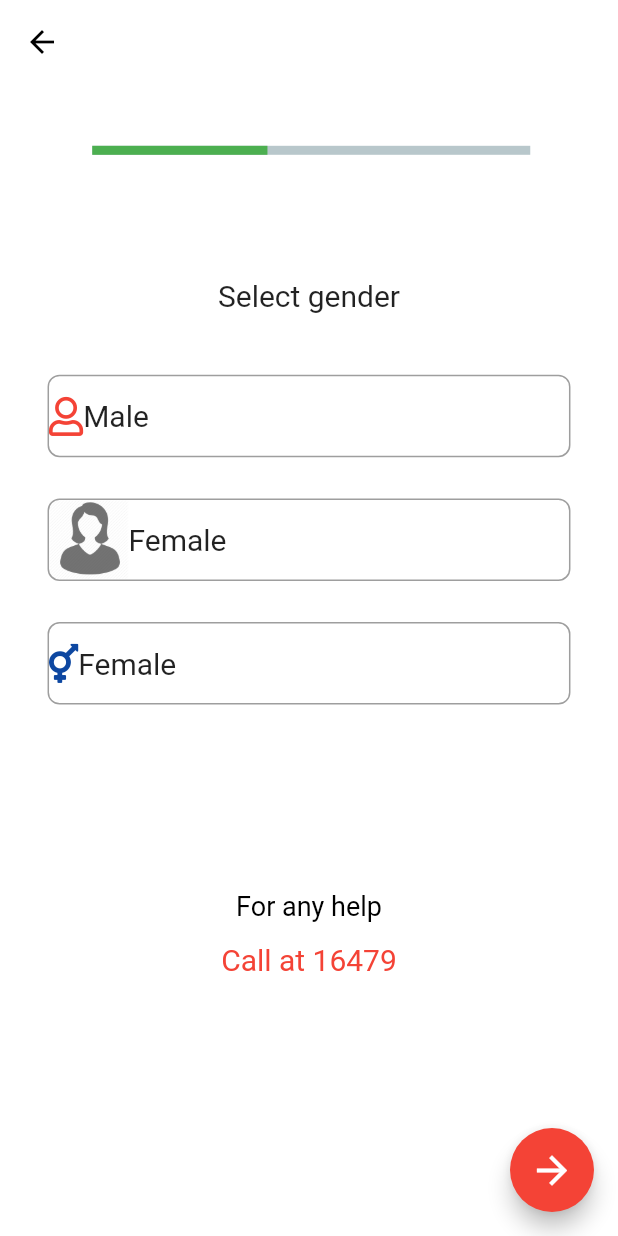
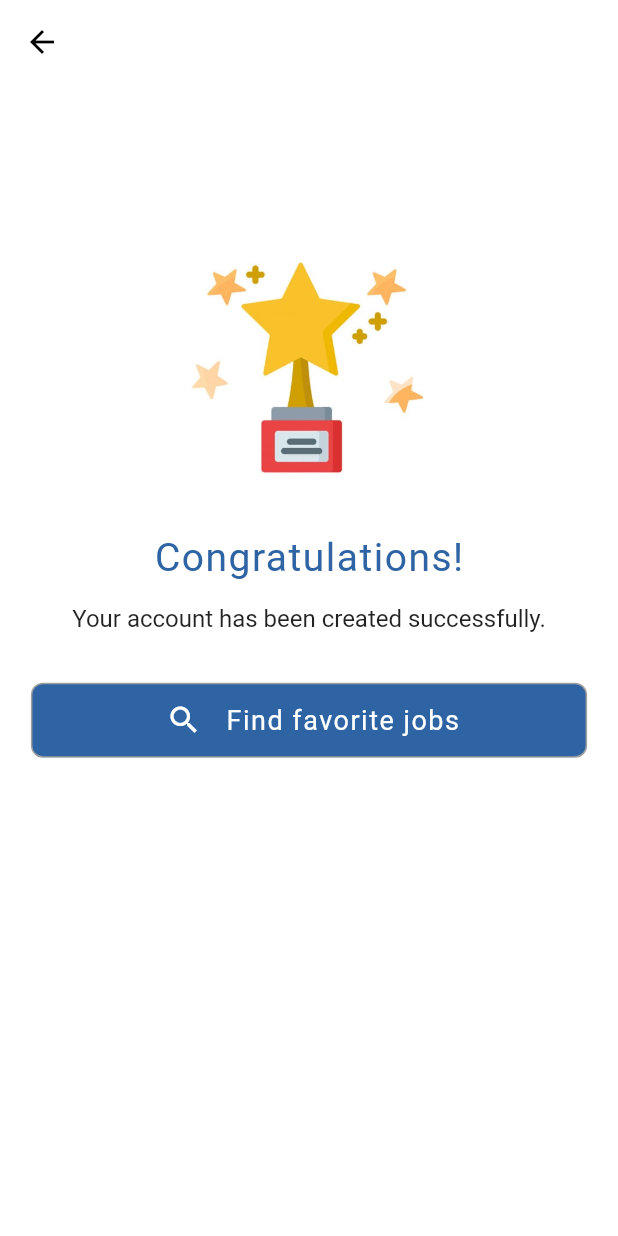
Before and after one commit to robinNcode/pencil_box_ui, a Flutter app: the CongratulationPage screen opened directly, on a phone screen of 412 x 824 dp. Run offline on Flutter 3.47's test engine with Material 2 defaults, Android fonts, the phone set to English and light mode, and no system bars; drawn by our look-alikes of percent_indicator; our stand-ins replace font_awesome_flutter.

Commit message:
exam 5 done

```diff
--- a/lib/views/congratulation.dart
+++ b/lib/views/congratulation.dart
@@ -1,7 +1,5 @@
 import 'package:flutter/cupertino.dart';
 import 'package:flutter/material.dart';
-import 'package:font_awesome_flutter/font_awesome_flutter.dart';
-import 'package:percent_indicator/linear_percent_indicator.dart';
 
 class CongratulationPage extends StatelessWidget {
   const CongratulationPage({Key? key}) : super(key: key);
@@ -23,41 +21,48 @@ class CongratulationPage extends StatelessWidget {
             )),
         body: SafeArea(
           child: SingleChildScrollView(
+            child: Center(
               child: Column(
                 children: [
-                SizedBox(
-                  height: _size.height / 20,
-                ),
                   Padding(
-                  padding: EdgeInsets.only(left: _size.width / 8),
-                  child: LinearPercentIndicator(
-                    width: _size.width - 100,
-                    lineHeight: 6.0,
-                    percent: 0.4,
-                    progressColor: Colors.green,
+                    padding:  EdgeInsets.only(top: MediaQuery.of(context).size.height / 7),
+                    child: Image(
+                      image: const AssetImage('assets/images/award.jpg'),
+                      width: MediaQuery.of(context).size.width / 2.5,
                     ),
                   ),
                   SizedBox(
-                  height: _size.height / 10,
+                    height: MediaQuery.of(context).size.height / 25,
                   ),
-                const Text(
-                  'Select gender',
-                  style: TextStyle(fontSize: 20),
+                  const Text('Congratulations!', style: TextStyle(
+                    fontSize: 26,
+                    color: Color(0xFF2E64A4),
+                    letterSpacing: 1,
+                  )),
+                  SizedBox(
+                    height: MediaQuery.of(context).size.height / 50,
+                  ),
+                  const Text('Your account has been created successfully.', style: TextStyle(
+                    fontSize: 16,
+                  )),
+                  SizedBox(
+                    height: MediaQuery.of(context).size.height / 25,
                   ),
                   Padding(
-                  padding: EdgeInsets.only(
-                      top: _size.height / 20,
-                      left: _size.width / 13,
-                      right: _size.width / 13),
+                    padding: EdgeInsets.symmetric(horizontal: MediaQuery.of(context).size.width / 20),
                     child: Container(
-                    height: 55,
+                      height: 50,
                       child: Row(
+                        mainAxisAlignment: MainAxisAlignment.center,
                         children: const [
-                        FaIcon(FontAwesomeIcons.user,
-                            size: 26, color: Colors.red),
+                          Padding(
+                            padding: EdgeInsets.symmetric(horizontal: 5),
+                            child: Icon( Icons.search, color: Colors.white),
+                          ),
                           Text(
-                          'Male',
-                          style: TextStyle(fontSize: 20),
+                            '  Find favorite jobs',
+                            style: TextStyle(fontSize: 18, color: Colors.white,
+                              letterSpacing: 1,),
                           )
                         ],
                       ),
@@ -67,104 +72,15 @@ class CongratulationPage extends StatelessWidget {
                           style: BorderStyle.solid,
                           width: 1.0,
                         ),
-                      color: Colors.transparent,
+                        color: const Color(0xFF2E64A4),
                         borderRadius: BorderRadius.circular(8.0),
                       ),
                     ),
                   ),
-                Padding(
-                  padding: EdgeInsets.only(
-                      top: _size.height / 30,
-                      left: _size.width / 13,
-                      right: _size.width / 13),
-                  child: Container(
-                    height: 55,
-                    child: Row(
-                      children: [
-                        Image.asset('assets/images/female-user-icon.png'),
-                        const Text(
-                          'Female',
-                          style: TextStyle(fontSize: 20),
-                        )
-                      ],
-                    ),
-                    decoration: BoxDecoration(
-                      border: Border.all(
-                        color: Colors.grey,
-                        style: BorderStyle.solid,
-                        width: 1.0,
-                      ),
-                      color: Colors.transparent,
-                      borderRadius: BorderRadius.circular(8.0),
-                    ),
-                  ),
-                ),
-                Padding(
-                  padding: EdgeInsets.only(
-                      top: _size.height / 30,
-                      left: _size.width / 13,
-                      right: _size.width / 13),
-                  child: Container(
-                    height: 55,
-                    child: Row(
-                      children: [
-                        FaIcon(FontAwesomeIcons.transgender,
-                            size: 26, color: Colors.blue[900]),
-                        const Text(
-                          'Female',
-                          style: TextStyle(fontSize: 20),
-                        )
-                      ],
-                    ),
-                    decoration: BoxDecoration(
-                      border: Border.all(
-                        color: Colors.grey,
-                        style: BorderStyle.solid,
-                        width: 1.0,
-                      ),
-                      color: Colors.transparent,
-                      borderRadius: BorderRadius.circular(8.0),
-                    ),
-                  ),
-                ),
-                SizedBox(
-                  height: _size.height / 10,
-                ),
-                Align(
-                  alignment: Alignment.bottomCenter,
-                  child: Column(
-                    children: [
-                      Container(
-                        margin: EdgeInsets.only(top: _size.height / 20),
-                        child: const Text(
-                          'For any help',
-                          style: TextStyle(
-                            fontSize: 18,
-                            color: Colors.black,
-                          ),
-                        ),
-                      ),
-                      Container(
-                        margin: EdgeInsets.only(top: _size.height / 60),
-                        child: const Text(
-                          'Call at 16479',
-                          style: TextStyle(fontSize: 20, color: Colors.red),
-                        ),
-                      ),
-                    ],
-                  ),
-                )
                 ],
               ),
             ),
           ),
-        floatingActionButton: FloatingActionButton(
-          onPressed: () {},
-          backgroundColor: Colors.red,
-          child: const Icon(
-            Icons.arrow_forward,
-            size: 30,
-          ),
         ));
   }
 }
--- a/lib/views/gender.dart
+++ b/lib/views/gender.dart
@@ -56,7 +56,7 @@ class GenderPage extends StatelessWidget {
                       left: _size.width / 13,
                       right: _size.width / 13),
                   child: Container(
-                    height: 50,
+                    height: 45,
                     child: Row(
                       children: const [
                         Padding(
@@ -66,7 +66,7 @@ class GenderPage extends StatelessWidget {
                         ),
                         Text(
                           '  Male',
-                          style: TextStyle(fontSize: 20, color: Color(0xFF2E64A4),),
+                          style: TextStyle(fontSize: 18, color: Color(0xFF2E64A4),),
                         )
                       ],
                     ),
@@ -87,7 +87,7 @@ class GenderPage extends StatelessWidget {
                       left: _size.width / 13,
                       right: _size.width / 13),
                   child: Container(
-                    height: 50,
+                    height: 45,
                     child: Row(
                       children: [
                         Padding(
@@ -99,7 +99,7 @@ class GenderPage extends StatelessWidget {
                         ),
                         const Text(
                           '  Female',
-                          style: TextStyle(fontSize: 20, color: Colors.white,),
+                          style: TextStyle(fontSize: 18, color: Colors.white,),
                         )
                       ],
                     ),
@@ -120,7 +120,7 @@ class GenderPage extends StatelessWidget {
                       left: _size.width / 13,
                       right: _size.width / 13),
                   child: Container(
-                    height: 50,
+                    height: 45,
                     child: Row(
                       children: [
                         Padding(
@@ -130,7 +130,7 @@ class GenderPage extends StatelessWidget {
                         ),
                         const Text(
                           '  Other',
-                          style: TextStyle(fontSize: 20, color: Color(0xFF2E64A4),),
+                          style: TextStyle(fontSize: 18, color: Color(0xFF2E64A4),),
                         )
                       ],
                     ),
```
Also changed, not shown: assets/images/award.jpg (added). Lines whose indentation alone changed are shown as unchanged.
